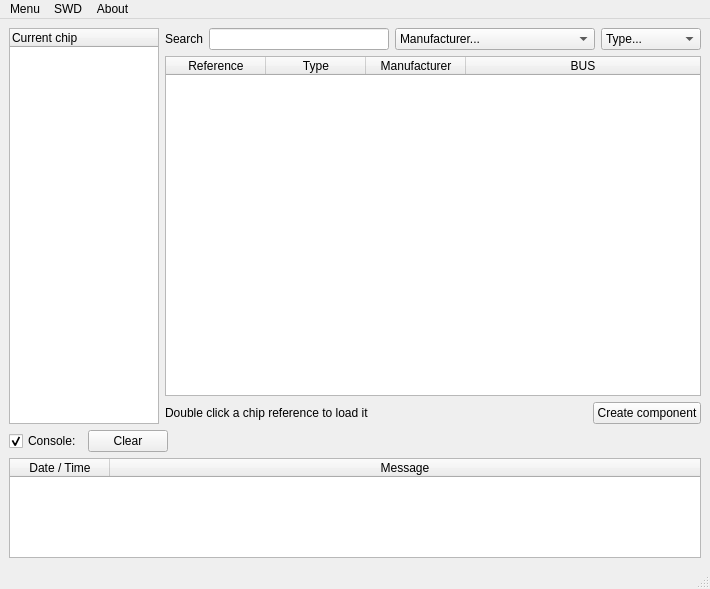
The window that gui_designer/gui_chip_management.ui (serma-safety-security/hardsploit-gui-ruby) describes before a commit, drawn with Qt 5.
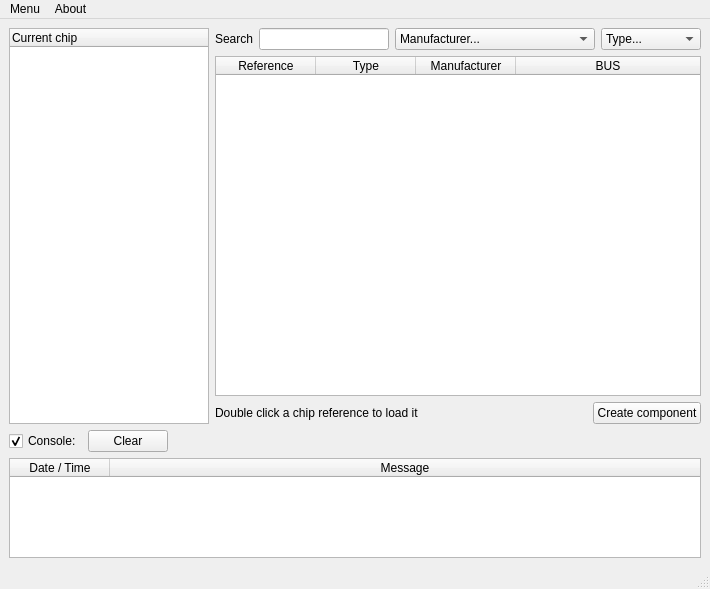
The same window after the commit. Icons and pictures are not drawn.

Diff of the .ui file:
```diff
--- a/gui_designer/gui_chip_management.ui
+++ b/gui_designer/gui_chip_management.ui
@@ -31,7 +31,7 @@
        <widget class="QTreeWidget" name="tw_chip">
         <property name="minimumSize">
          <size>
-          <width>150</width>
+          <width>200</width>
           <height>0</height>
          </size>
         </property>
@@ -295,17 +295,7 @@
     <addaction name="actionVersions"/>
     <addaction name="menuPath"/>
    </widget>
-   <widget class="QMenu" name="menuSWD">
-    <property name="title">
-     <string>SWD</string>
-    </property>
-    <addaction name="actionSWD_detect"/>
-    <addaction name="actionSWD_export"/>
-    <addaction name="actionSWD_import"/>
-    <addaction name="actionSWD_erase"/>
-   </widget>
    <addaction name="menuMenu"/>
-   <addaction name="menuSWD"/>
    <addaction name="menuAbout"/>
   </widget>
   <widget class="QStatusBar" name="statusbar"/>
```
Left out of the diff: 102 changed lines with no effect on the pictures.
